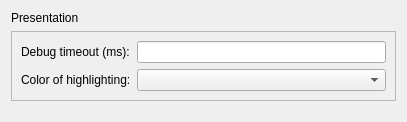
trikset/trik-studio, file qrgui/preferencesDialog/preferencesPages/debuggerPage.ui: the form before one commit.
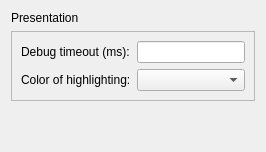
The form after the commit.

Commit message: Fix #181 and other minor fixes for setting layout

The edit to the form file:
```diff
--- a/qrgui/preferencesDialog/preferencesPages/debuggerPage.ui
+++ b/qrgui/preferencesDialog/preferencesPages/debuggerPage.ui
@@ -2,20 +2,6 @@
 <ui version="4.0">
  <class>PreferencesDebuggerPage</class>
  <widget class="QWidget" name="PreferencesDebuggerPage">
-  <property name="geometry">
-   <rect>
-    <x>0</x>
-    <y>0</y>
-    <width>407</width>
-    <height>122</height>
-   </rect>
-  </property>
-  <property name="sizePolicy">
-   <sizepolicy hsizetype="Expanding" vsizetype="Expanding">
-    <horstretch>0</horstretch>
-    <verstretch>0</verstretch>
-   </sizepolicy>
-  </property>
   <layout class="QVBoxLayout" name="verticalLayout">
    <item>
     <widget class="QLabel" name="label_16">
```
The commit also changes 3 other files.
